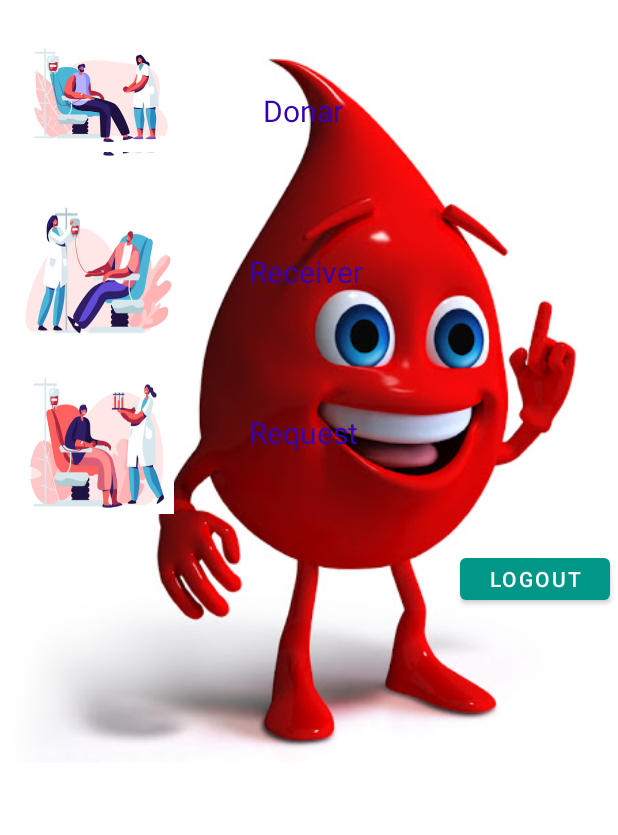
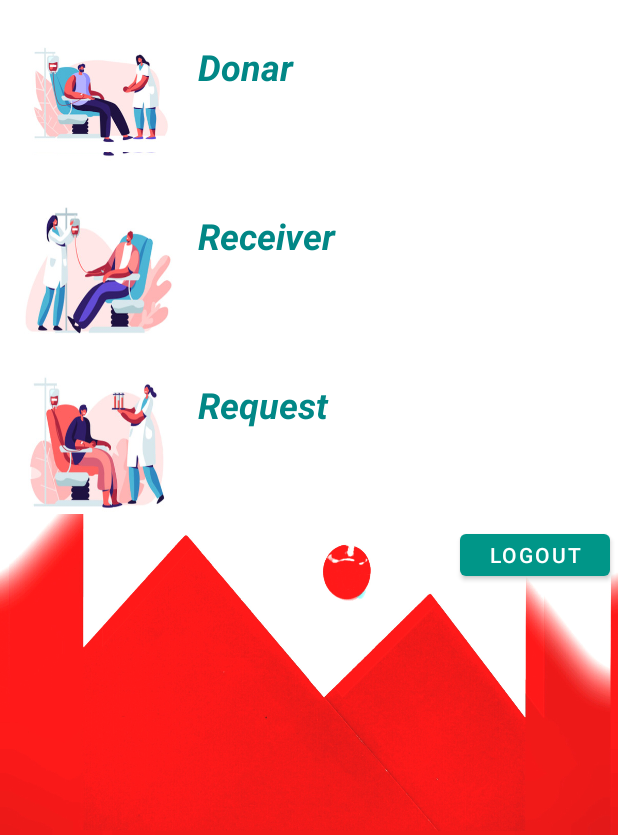
Before and after one commit to VigneshEetaram/BloodAssistMp2, an Android app: the HomePage screen opened directly, with no data from a screen before it, on a phone screen of 412 x 824 dp, the part 401-1236 px from its top. Run offline under Robolectric (Android 15) with nearby library versions, the phone set to English and light mode, and no system bars; our stand-ins replace Firebase (no records; nobody signed in at launch, a user with empty details on screens opened directly); Roboto replaces fonts that are not available here.

Commit message:
text, bg

```diff
--- a/app/src/main/res/layout/activity_home_page.xml
+++ b/app/src/main/res/layout/activity_home_page.xml
@@ -4,7 +4,7 @@
     xmlns:tools="http://schemas.android.com/tools"
     android:layout_width="match_parent"
     android:layout_height="match_parent"
-    android:background="@drawable/bloodbg"
+    android:background="@drawable/homebg"
     tools:context=".HomePage">
 
     <ImageButton
@@ -81,12 +81,18 @@
         android:id="@+id/textView"
         android:layout_width="200dp"
         android:layout_height="wrap_content"
-        android:layout_marginTop="60dp"
+        android:layout_marginStart="16dp"
+        android:layout_marginLeft="16dp"
+        android:layout_marginTop="28dp"
+        android:background="@color/white"
         android:text="Donar"
-        android:textColor="@color/design_default_color_primary_dark"
-        android:textSize="20dp"
+        android:textColor="@color/teal_700"
+
+        android:textSize="24dp"
+        android:textStyle="bold|italic"
+
         app:layout_constraintEnd_toEndOf="parent"
-        app:layout_constraintHorizontal_bias="0.615"
+        app:layout_constraintHorizontal_bias="0.0"
         app:layout_constraintStart_toEndOf="@+id/donar"
         app:layout_constraintTop_toBottomOf="@+id/slideImage" />
 
@@ -106,14 +112,17 @@
         android:id="@+id/textView2"
         android:layout_width="200dp"
         android:layout_height="wrap_content"
-        android:layout_marginStart="50dp"
-        android:layout_marginLeft="50dp"
+        android:layout_marginStart="16dp"
+        android:layout_marginLeft="16dp"
         android:layout_marginTop="80dp"
         android:layout_marginEnd="20dp"
         android:layout_marginRight="20dp"
+        android:background="#FFFFFF"
         android:text="Receiver"
-        android:textColor="@color/design_default_color_primary_dark"
-        android:textSize="20dp"
+        android:textColor="@color/teal_700"
+        android:textSize="24dp"
+
+        android:textStyle="bold|italic"
         app:layout_constraintEnd_toEndOf="parent"
         app:layout_constraintHorizontal_bias="0.0"
         app:layout_constraintStart_toEndOf="@+id/receiver"
@@ -135,14 +144,17 @@
         android:id="@+id/textView4"
         android:layout_width="200dp"
         android:layout_height="wrap_content"
-        android:layout_marginStart="50dp"
-        android:layout_marginLeft="50dp"
+        android:layout_marginStart="16dp"
+        android:layout_marginLeft="16dp"
         android:layout_marginTop="80dp"
         android:layout_marginEnd="20dp"
         android:layout_marginRight="20dp"
+        android:background="@color/white"
         android:text="Request"
-        android:textColor="@color/design_default_color_primary_dark"
-        android:textSize="20dp"
+        android:textColor="@color/teal_700"
+        android:textSize="24dp"
+
+        android:textStyle="bold|italic"
         app:layout_constraintEnd_toEndOf="parent"
         app:layout_constraintHorizontal_bias="0.0"
         app:layout_constraintStart_toEndOf="@+id/request"
```
Also changed, not shown: app/src/main/res/drawable/homebg.png (added).
